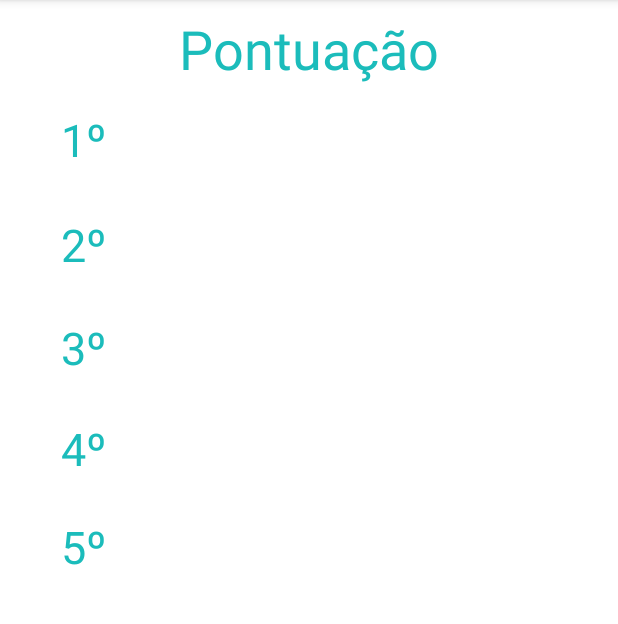
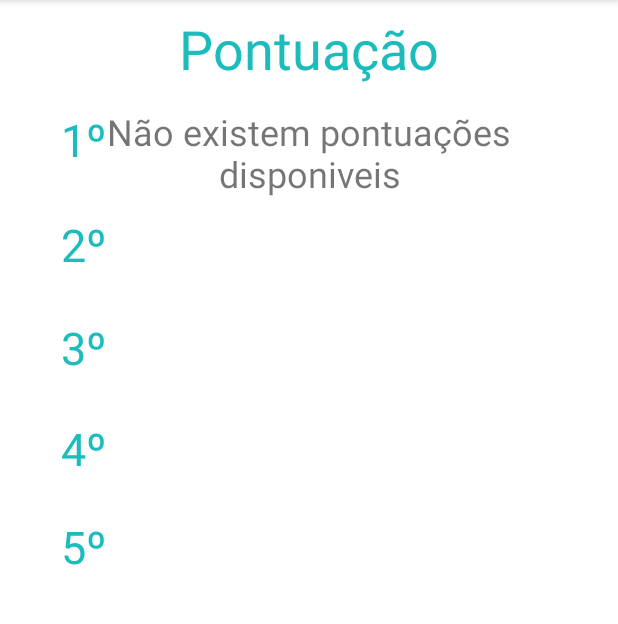
Before and after one commit to loonix/university, an Android app: the Ranking screen opened directly, with no data from a screen before it, on a phone screen of 412 x 824 dp, the part 84-708 px from its top. Run offline under Robolectric (Android 15) with nearby library versions, the phone set to English and light mode, and no system bars; 6 statements that could not run were skipped.

Commit message:
fix: renamed id on ranking

```diff
--- a/AndroidNativeProjects/aNDROID pROJETS/QuizzApp/app/src/main/res/layout/activity_ranking.xml
+++ b/AndroidNativeProjects/aNDROID pROJETS/QuizzApp/app/src/main/res/layout/activity_ranking.xml
@@ -14,7 +14,29 @@
     tools:context=".Ranking">
 
     <TextView
-        android:id="@+id/labelLugar3"
+        android:id="@+id/textVazio"
+        android:layout_width="0dp"
+        android:layout_marginStart="50dp"
+        android:layout_marginLeft="50dp"
+        android:layout_marginEnd="50dp"
+        android:layout_marginRight="50dp"
+        android:foregroundGravity="center"
+        android:gravity="center"
+        android:textColorHighlight="#1BBCBB"
+        android:textSize="24sp"
+        android:text="Não existem pontuações disponiveis"
+        app:layout_constraintBottom_toBottomOf="parent"
+        app:layout_constraintEnd_toEndOf="parent"
+        app:layout_constraintHorizontal_bias="0.0"
+        app:layout_constraintStart_toStartOf="parent"
+        app:layout_constraintTop_toTopOf="parent"
+        android:layout_height="wrap_content"
+        android:inputType="textMultiLine"
+        app:layout_constraintVertical_bias="0.211" />
+
+
+    <TextView
+        android:id="@+id/labelLugar4"
         android:layout_width="wrap_content"
         android:layout_height="55dp"
         android:text="@string/labelLugar4"
@@ -31,7 +53,7 @@
         app:layout_constraintVertical_bias="0.0" />
 
     <TextView
-        android:id="@+id/labelLugar6"
+        android:id="@+id/labelLugar5"
         android:layout_width="wrap_content"
         android:layout_height="55dp"
         android:text="@string/labelLugar5"
@@ -65,7 +87,7 @@
         app:layout_constraintVertical_bias="0.0" />
 
     <TextView
-        android:id="@+id/labelLugar"
+        android:id="@+id/labelLugar3"
         android:layout_width="wrap_content"
         android:layout_height="55dp"
         android:text="@string/labelLugar3"
@@ -88,10 +110,8 @@
         android:layout_marginStart="90dp"
         android:layout_marginLeft="90dp"
         android:layout_marginTop="10dp"
-
         android:layout_marginEnd="50dp"
         android:layout_marginRight="50dp"
-        android:background="@color/white"
         android:foregroundGravity="left"
         android:gravity="left"
         android:textColorHighlight="#1BBCBB"
@@ -110,10 +130,8 @@
         android:layout_marginStart="90dp"
         android:layout_marginLeft="90dp"
         android:layout_marginTop="10dp"
-
         android:layout_marginEnd="50dp"
         android:layout_marginRight="50dp"
-        android:background="@color/white"
         android:foregroundGravity="left"
         android:gravity="left"
         android:textColorHighlight="#1BBCBB"
@@ -132,11 +150,8 @@
         android:layout_marginStart="90dp"
         android:layout_marginLeft="90dp"
         android:layout_marginTop="10dp"
-
-
         android:layout_marginEnd="50dp"
         android:layout_marginRight="50dp"
-        android:background="@color/white"
         android:foregroundGravity="left"
         android:gravity="left"
         android:textColorHighlight="#1BBCBB"
@@ -155,10 +170,8 @@
         android:layout_marginStart="90dp"
         android:layout_marginLeft="90dp"
         android:layout_marginTop="10dp"
-
         android:layout_marginEnd="50dp"
         android:layout_marginRight="50dp"
-        android:background="@color/white"
         android:foregroundGravity="left"
         android:gravity="left"
         android:textColorHighlight="#1BBCBB"
@@ -203,7 +216,6 @@
         android:layout_marginEnd="50dp"
 
         android:layout_marginRight="50dp"
-        android:background="@color/white"
         android:foregroundGravity="left"
         android:gravity="left"
         android:textColorHighlight="#1BBCBB"
```
